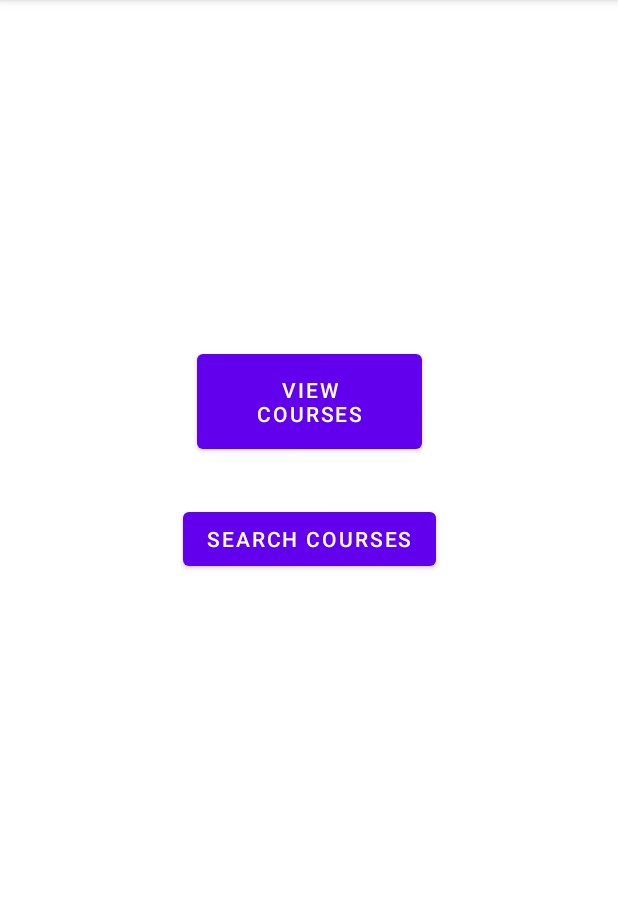
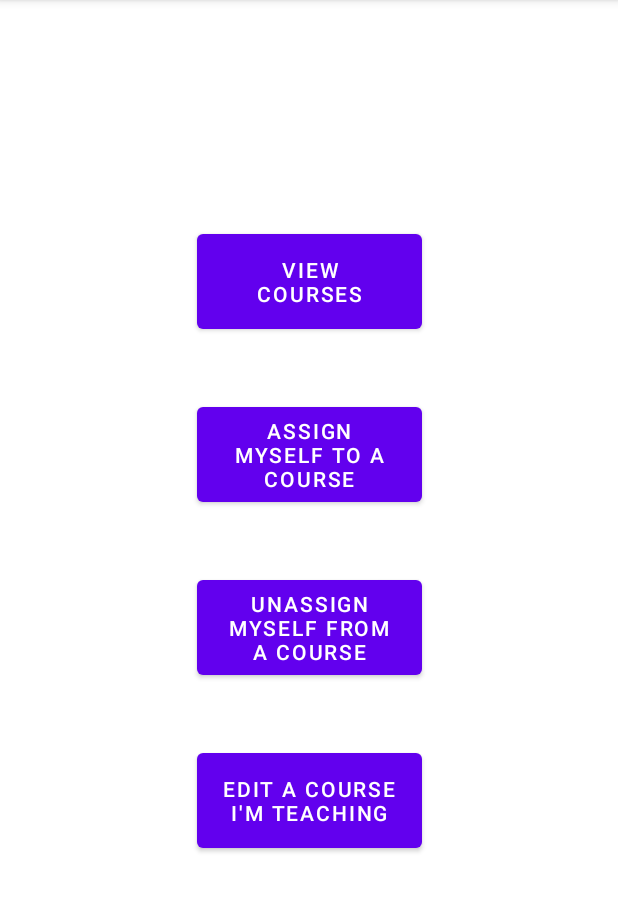
Before and after one commit to tamaraamicic/SEG2105, an Android app: the InstructorPage screen opened directly, with no data from a screen before it, on a phone screen of 412 x 824 dp, the part 84-996 px from its top. Run offline under Robolectric (Android 15) with nearby library versions, the phone set to English and light mode, and no system bars.

Commit message:
instructor page edited

```diff
--- a/SEG2105TermProject/app/src/main/AndroidManifest.xml
+++ b/SEG2105TermProject/app/src/main/AndroidManifest.xml
@@ -109,7 +109,7 @@
             </intent-filter>
         </activity>
         <activity
-            android:name=".InstructorSearchCourses"
+            android:name=".InstructorAssignCourse"
             android:label="@string/app_name">
             <intent-filter>
                 <action android:name="android.intent.action.INSTRUCTORSEARCHCOURSES" />
--- a/SEG2105TermProject/app/src/main/java/com/example/seg2105_term_project/InstructorSearchCourses.java
+++ b/SEG2105TermProject/app/src/main/java/com/example/seg2105_term_project/InstructorAssignCourse.java
@@ -11,7 +11,7 @@ import androidx.appcompat.app.AppCompatActivity;
 
 import com.google.android.material.textfield.TextInputEditText;
 
-public class InstructorSearchCourses extends AppCompatActivity {
+public class InstructorAssignCourse extends AppCompatActivity {
 
     TextInputEditText inputNameForSearch;
     TextInputEditText inputCodeForSearch;
@@ -42,14 +42,14 @@ public class InstructorSearchCourses extends AppCompatActivity {
                         inputNameForSearch.setText(course.getCourseName());
                     }
                     if (course.getInstructor() != null) {
-                        AlertDialog.Builder builder = new AlertDialog.Builder(InstructorSearchCourses.this);
+                        AlertDialog.Builder builder = new AlertDialog.Builder(InstructorAssignCourse.this);
                         builder.setMessage("This course is already taught by " + course.getInstructor()
                                 + ", therefore you may not assign yourself to it.").setTitle("Notice");
                         AlertDialog dialog = builder.create();
                         dialog.show();
                     } else {
 
-                        AlertDialog.Builder builder = new AlertDialog.Builder(InstructorSearchCourses.this);
+                        AlertDialog.Builder builder = new AlertDialog.Builder(InstructorAssignCourse.this);
                         builder.setMessage("This course is open! You may assign yourself to it").setTitle("Notice");
                         AlertDialog dialog = builder.create();
                         dialog.show();
--- /dev/null
+++ b/SEG2105TermProject/app/src/main/java/com/example/seg2105_term_project/InstructorEditCourse.java
@@ -0,0 +1,4 @@
+package com.example.seg2105_term_project;
+
+public class InstructorEditCourse {
+}
--- a/SEG2105TermProject/app/src/main/java/com/example/seg2105_term_project/InstructorPage.java
+++ b/SEG2105TermProject/app/src/main/java/com/example/seg2105_term_project/InstructorPage.java
@@ -2,27 +2,29 @@ package com.example.seg2105_term_project;
 
 import android.content.Intent;
 import android.os.Bundle;
-import android.os.PersistableBundle;
 import android.view.View;
 import android.widget.Button;
 
-import androidx.annotation.Nullable;
 import androidx.appcompat.app.AppCompatActivity;
 
 public class InstructorPage extends AppCompatActivity {
 
-    Button viewCoursesButton;
-    Button searchCoursesButton;
+    Button viewForInstructorPage;
+    Button assignForInstructorPage;
+    Button unassignForInstructorPage;
+    Button editForInstructorPage;
 
     @Override
     public void onCreate(Bundle savedInstanceState) {
         super.onCreate(savedInstanceState);
         setContentView(R.layout.intructor_page);
 
-        viewCoursesButton = (Button)findViewById(R.id.viewCoursesButton);
-        searchCoursesButton = (Button)findViewById(R.id.searchCoursesButton);
+        viewForInstructorPage = (Button)findViewById(R.id.viewForInstructorPage);
+        assignForInstructorPage = (Button)findViewById(R.id.assignForInstructorPage);
+        unassignForInstructorPage = (Button)findViewById(R.id.unassignForInstructorPage);
+        editForInstructorPage = (Button)findViewById(R.id.editForInstructorPage);
 
-        viewCoursesButton.setOnClickListener(new View.OnClickListener() {
+        viewForInstructorPage.setOnClickListener(new View.OnClickListener() {
             @Override
             public void onClick(View v) {
                 Intent intent = new Intent(getApplicationContext(), ViewCoursesPage.class);
@@ -30,10 +32,26 @@ public class InstructorPage extends AppCompatActivity {
             }
         });
 
-        searchCoursesButton.setOnClickListener(new View.OnClickListener() {
+        assignForInstructorPage.setOnClickListener(new View.OnClickListener() {
             @Override
             public void onClick(View v) {
-                Intent intent = new Intent(getApplicationContext(), InstructorSearchCourses.class);
+                Intent intent = new Intent(getApplicationContext(), InstructorAssignCourse.class);
+                startActivity(intent);
+            }
+        });
+
+        unassignForInstructorPage.setOnClickListener(new View.OnClickListener() {
+            @Override
+            public void onClick(View v) {
+                Intent intent = new Intent(getApplicationContext(), InstructorUnassignCourse.class);
+                startActivity(intent);
+            }
+        });
+
+        editForInstructorPage.setOnClickListener(new View.OnClickListener() {
+            @Override
+            public void onClick(View v) {
+                Intent intent = new Intent(getApplicationContext(), InstructorEditCourse.class);
                 startActivity(intent);
             }
         });
--- /dev/null
+++ b/SEG2105TermProject/app/src/main/java/com/example/seg2105_term_project/InstructorUnassignCourse.java
@@ -0,0 +1,4 @@
+package com.example.seg2105_term_project;
+
+public class InstructorUnassignCourse {
+}
--- a/SEG2105TermProject/app/src/main/res/layout/intructor_page.xml
+++ b/SEG2105TermProject/app/src/main/res/layout/intructor_page.xml
@@ -6,22 +6,42 @@
     android:layout_height="match_parent">
 
     <Button
-        android:id="@+id/viewCoursesButton"
+        android:id="@+id/viewForInstructorPage"
         android:layout_width="150dp"
         android:layout_height="75dp"
-        android:layout_marginTop="230dp"
+        android:layout_marginTop="150dp"
         android:text="View\nCourses"
         app:layout_constraintEnd_toEndOf="parent"
         app:layout_constraintStart_toStartOf="parent"
         app:layout_constraintTop_toTopOf="parent" />
 
     <Button
-        android:id="@+id/searchCoursesButton"
-        android:layout_width="wrap_content"
-        android:layout_height="wrap_content"
-        android:layout_marginTop="30dp"
-        android:text="search courses"
+        android:id="@+id/assignForInstructorPage"
+        android:layout_width="150dp"
+        android:layout_height="75dp"
+        android:layout_marginTop="40dp"
+        android:text="assign myself to a course"
         app:layout_constraintEnd_toEndOf="parent"
         app:layout_constraintStart_toStartOf="parent"
-        app:layout_constraintTop_toBottomOf="@+id/viewCoursesButton" />
+        app:layout_constraintTop_toBottomOf="@+id/viewForInstructorPage" />
+
+    <Button
+        android:id="@+id/unassignForInstructorPage"
+        android:layout_width="150dp"
+        android:layout_height="75dp"
+        android:layout_marginTop="40dp"
+        android:text="unassign myself from a course"
+        app:layout_constraintEnd_toEndOf="parent"
+        app:layout_constraintStart_toStartOf="parent"
+        app:layout_constraintTop_toBottomOf="@+id/assignForInstructorPage" />
+
+    <Button
+        android:id="@+id/editForInstructorPage"
+        android:layout_width="150dp"
+        android:layout_height="75dp"
+        android:layout_marginTop="40dp"
+        android:text="edit a course i'm teaching"
+        app:layout_constraintEnd_toEndOf="parent"
+        app:layout_constraintStart_toStartOf="parent"
+        app:layout_constraintTop_toBottomOf="@+id/unassignForInstructorPage" />
 </androidx.constraintlayout.widget.ConstraintLayout>
```
